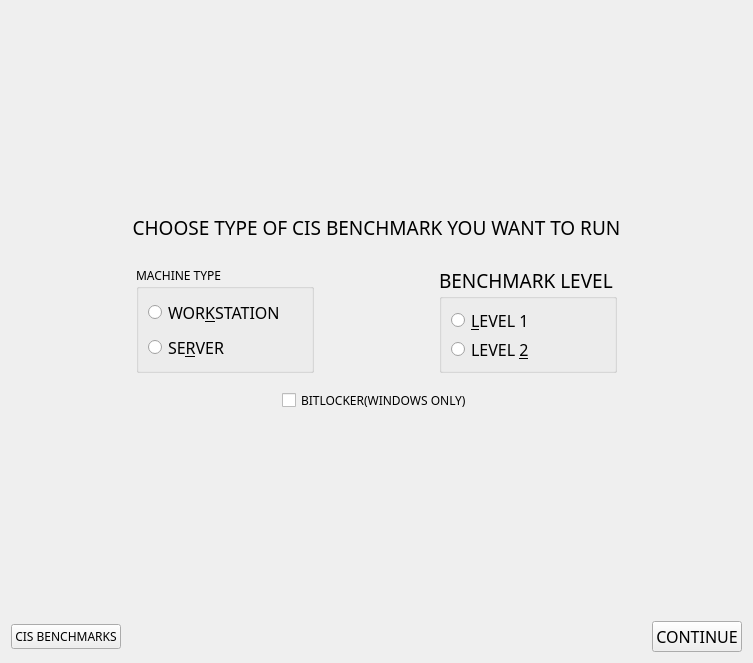
First picture: the form in new_audit_page.ui, repository h4636oh/EasyAudit_QT, before the edit.
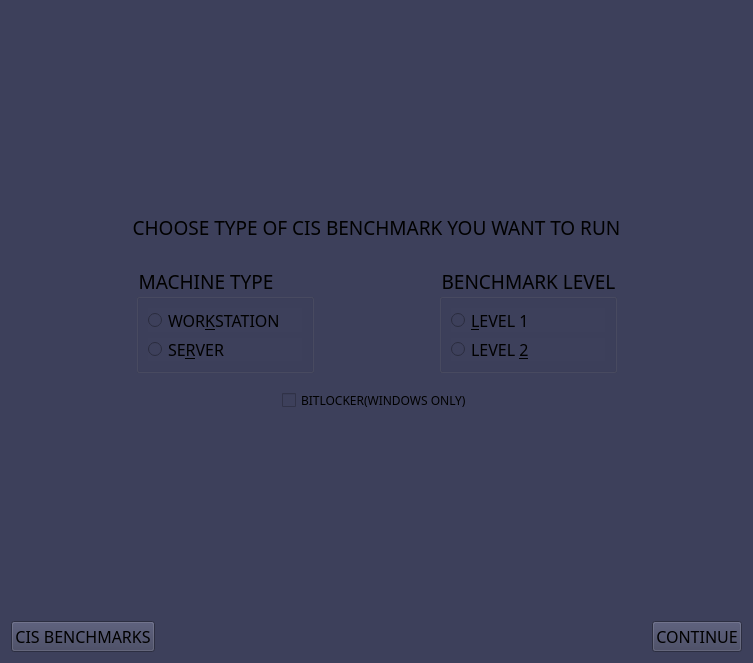
Second picture: the form after the edit.

Diff of the .ui file:
```diff
--- a/new_audit_page.ui
+++ b/new_audit_page.ui
@@ -36,6 +36,9 @@
   <property name="windowTitle">
    <string>Widget</string>
   </property>
+  <property name="styleSheet">
+   <string notr="true">background-color: rgb(61, 64, 91);</string>
+  </property>
   <layout class="QVBoxLayout" name="verticalLayout">
    <item>
     <spacer name="vspacer_2">
@@ -149,6 +152,7 @@
        <property name="font">
         <font>
          <family>DM Mono Medium</family>
+         <pointsize>14</pointsize>
         </font>
        </property>
        <property name="title">
@@ -355,9 +359,18 @@
      </property>
      <item>
       <widget class="QPushButton" name="cis_benchmark_btn">
+       <property name="font">
+        <font>
+         <family>DM Mono</family>
+         <pointsize>12</pointsize>
+        </font>
+       </property>
        <property name="toolTip">
         <string>CIS benchmark pdf in browser</string>
        </property>
+       <property name="styleSheet">
+        <string notr="true">background-color: rgb(61, 64, 91);</string>
+       </property>
        <property name="text">
         <string>CIS BENCHMARKS</string>
        </property>
```
